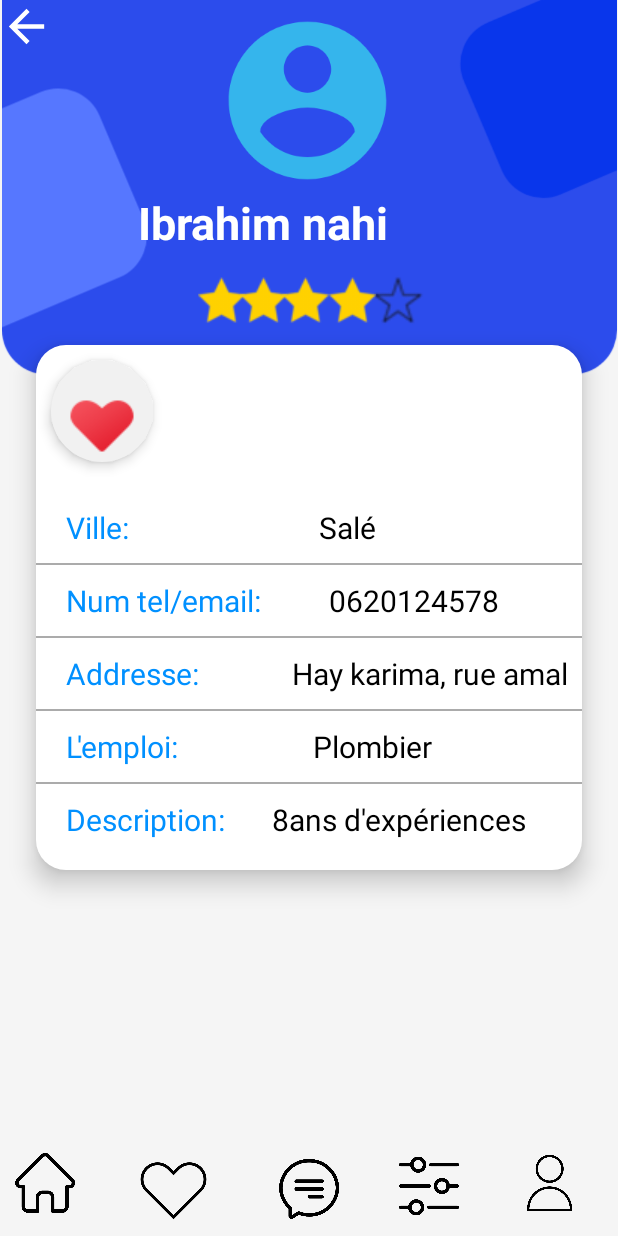
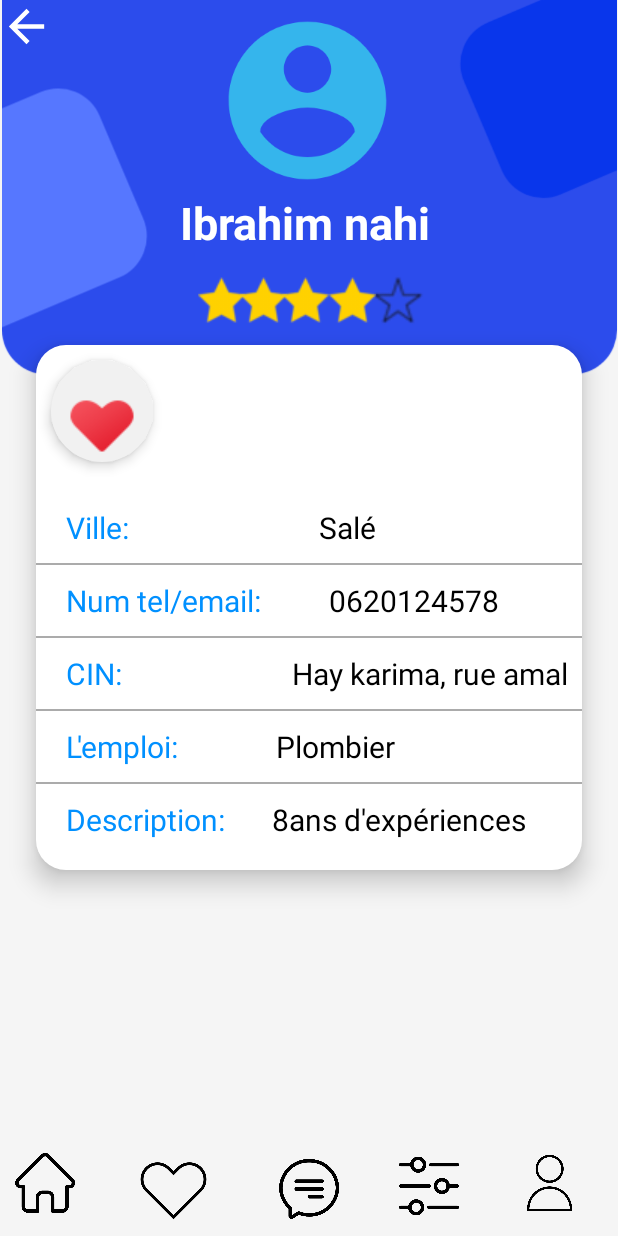
Before and after one commit to MounaElHajji/MyAndroidApp, an Android app: the CurrentProfile screen opened directly, with no data from a screen before it, on a phone screen of 412 x 824 dp. Run offline under Robolectric (Android 15) with nearby library versions, the light colour scheme and no system bars; our stand-ins replace ButterKnife.

Commit message:
Gestion des Sessions

```diff
--- a/app/src/main/java/com/example/myandroidapp/Activities/CurrentProfile.java
+++ b/app/src/main/java/com/example/myandroidapp/Activities/CurrentProfile.java
@@ -1,6 +1,8 @@
 package com.example.myandroidapp.Activities;
 
+import android.content.Context;
 import android.content.Intent;
+import android.content.SharedPreferences;
 import android.os.Bundle;
 import android.view.View;
 import android.widget.ImageView;
@@ -22,7 +24,7 @@ import retrofit2.Response;
 public class CurrentProfile extends AppCompatActivity {
     Employee emp = new Employee();
     ApiInterface apiInterface;
-    TextView villeTxt, nomTxt, adressTxt, emploiTxt, descTxt, telTxt;
+    TextView villeTxt, nomTxt, cinTxt, emploiTxt, descTxt, telTxt;
 
     @Override
     protected void onCreate(Bundle savedInstanceState) {
@@ -36,15 +38,18 @@ public class CurrentProfile extends AppCompatActivity {
     private void getVardFromLayout() {
         villeTxt = findViewById(R.id.textView4);
         nomTxt = findViewById(R.id.textView);
-        adressTxt = findViewById(R.id.textView8);
+        cinTxt = findViewById(R.id.textView8);
         emploiTxt = findViewById(R.id.textView10);
         descTxt = findViewById(R.id.textView12);
         telTxt = findViewById(R.id.textView6);
     }
 
     private void getUserDetails() {
+        SharedPreferences sh = getSharedPreferences("MySharedPref", Context.MODE_PRIVATE);
+
         apiInterface = RetrofitClient.getRetrofitInstance().create(ApiInterface.class);
-        Call<Employee> call = apiInterface.getProfilePersonne();
+        int id= sh.getInt("id",0);
+        Call<Employee> call = apiInterface.getProfilePersonne(id);
         call.enqueue(new Callback<Employee>() {
             @Override
             public void onResponse(Call<Employee> call, Response<Employee> response) {
@@ -59,14 +64,16 @@ public class CurrentProfile extends AppCompatActivity {
                 String empNom = reponseEmp.getFirst_name();
                 String empPrenom = reponseEmp.getLast_name();
                 String empCin = reponseEmp.getCin();
-                String empEmploie = reponseEmp.getType_profile();
+                String empDesc = reponseEmp.getDescription();
+                String empEmploie = reponseEmp.getType_profil();
 
                 //set the data in the layout to the dat coming from the backend
                 villeTxt.setText(empVille);
                 telTxt.setText(empTel);
                 nomTxt.setText(empNom +" "+empPrenom);
                 emploiTxt.setText(empEmploie);
-                descTxt.setText(empCin);
+                cinTxt.setText(empCin);
+                descTxt.setText(empDesc);
             }
 
             @Override
--- a/app/src/main/java/com/example/myandroidapp/Api/ApiInterface.java
+++ b/app/src/main/java/com/example/myandroidapp/Api/ApiInterface.java
@@ -1,4 +1,11 @@
 package com.example.myandroidapp.Api;
+import static android.os.ParcelFileDescriptor.MODE_APPEND;
+
+import static java.security.AccessController.getContext;
+
+import android.content.Context;
+import android.content.SharedPreferences;
+
 import com.example.myandroidapp.Models.Employee;
 import  com.example.myandroidapp.Models.Employee;
 
@@ -20,6 +27,7 @@ import retrofit2.http.Part;
 import retrofit2.http.Path;
 import retrofit2.http.Query;
 public interface ApiInterface {
+
     @GET("employees/getAll")
     Call<List<Employee>> getPost();
 
@@ -41,6 +49,6 @@ public interface ApiInterface {
     @GET("employees/getFemmeMenage")
     Call<List<Employee>> getFemmeMenage();
 
-    @GET("employees/8")
-    Call<Employee> getProfilePersonne();
+    @GET("employees/{id}")
+    Call<Employee> getProfilePersonne(@Path("id") int id);
 }
--- a/app/src/main/java/com/example/myandroidapp/Models/Account.java
+++ b/app/src/main/java/com/example/myandroidapp/Models/Account.java
@@ -10,6 +10,10 @@ public class Account {
 
     public void setId(Long id) {
         this.id = id;
+    }
+
+    public Long getId() {
+        return id;
     }
 
     private Person person;
--- a/app/src/main/java/com/example/myandroidapp/retrofit/RetrofitBack.java
+++ b/app/src/main/java/com/example/myandroidapp/retrofit/RetrofitBack.java
@@ -5,7 +5,7 @@ import retrofit2.converter.gson.GsonConverterFactory;
 
 public class RetrofitBack {
     private static Retrofit retrofit;
-    private static final String URL_Services = "http://192.168.1.102:8080/";
+    private static final String URL_Services = "http://192.168.149.86:8080/";
 
     public static Retrofit getRetrofitInstance(){
         if(retrofit == null){
--- a/app/src/main/java/com/example/myandroidapp/retrofit/RetrofitClient.java
+++ b/app/src/main/java/com/example/myandroidapp/retrofit/RetrofitClient.java
@@ -7,7 +7,7 @@ import retrofit2.converter.gson.GsonConverterFactory;
 
 public class RetrofitClient {
     private static Retrofit retrofit;
-    private static final String BASE_URL = "http://192.168.1.102:8080/";
+    private static final String BASE_URL = "http://192.168.149.86:8080/";
 
 
     public static Retrofit getRetrofitInstance(){
--- a/app/src/main/java/com/example/myandroidapp/retrofit/RetrofitS.java
+++ b/app/src/main/java/com/example/myandroidapp/retrofit/RetrofitS.java
@@ -15,7 +15,7 @@ public class RetrofitS {
 
     private void initializeRetrofit() {
         retrofit = new Retrofit.Builder()
-                .baseUrl("http://192.168.1.102:8080/")
+                .baseUrl("http://192.168.149.86:8080/")
                 .addConverterFactory(GsonConverterFactory.create(new Gson()))
                 .build();
     }
--- a/app/src/main/res/layout/activity_current_profile.xml
+++ b/app/src/main/res/layout/activity_current_profile.xml
@@ -96,7 +96,7 @@
         android:id="@+id/textView"
         android:layout_width="wrap_content"
         android:layout_height="wrap_content"
-        android:layout_marginStart="92dp"
+        android:layout_marginStart="120dp"
         android:layout_marginTop="128dp"
         android:text="Ibrahim nahi"
         android:textAlignment="center"
@@ -248,7 +248,7 @@
                 android:layout_height="wrap_content"
                 android:layout_marginLeft="10sp"
                 android:layout_weight="1"
-                android:text="Addresse:"
+                android:text="CIN:"
                 android:textColor="#0090ff"
                 android:textSize="20sp" />
 
@@ -299,7 +299,7 @@
                 android:layout_height="wrap_content"
                 android:layout_weight="1"
                 android:text="Plombier"
-
+                android:layout_marginRight="50dp"
                 android:textAlignment="viewStart"
                 android:textColor="@color/black"
                 android:textSize="20sp" />
```
Also changed, not shown: app/src/main/java/com/example/myandroidapp/Activities/LoginActivity.java (+12 -1 lines), app/src/main/java/com/example/myandroidapp/Models/Employee.java (+10 -5 lines).
